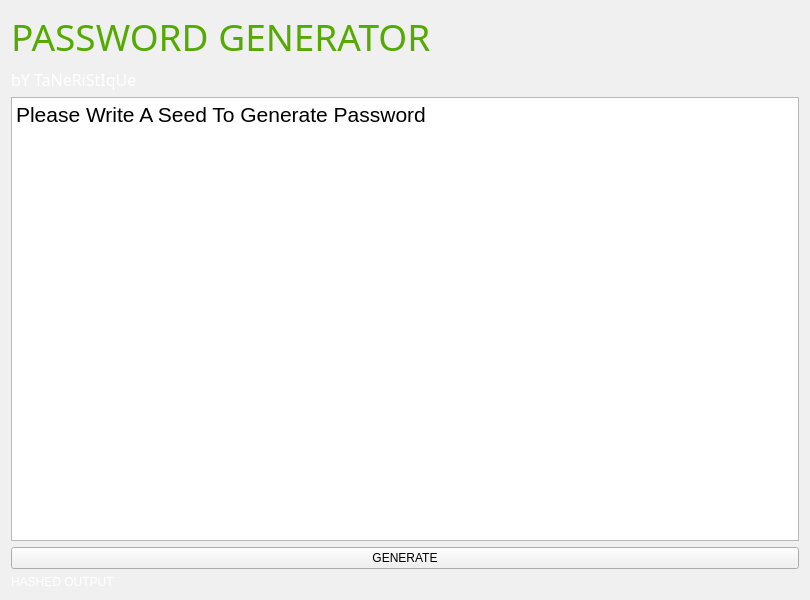
Taneristique/PasswordGenerator, file widget.ui: the form before one commit.
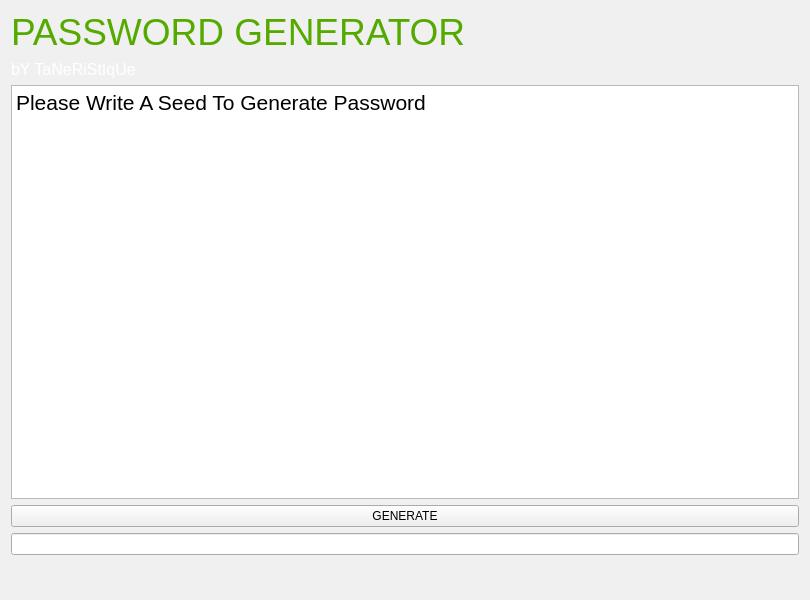
The form after the commit. Icons and pictures are not drawn.

```diff
--- a/widget.ui
+++ b/widget.ui
@@ -25,9 +25,9 @@
      <colorrole role="Button">
       <brush brushstyle="SolidPattern">
        <color alpha="255">
-        <red>240</red>
-        <green>240</green>
-        <blue>240</blue>
+        <red>255</red>
+        <green>255</green>
+        <blue>255</blue>
        </color>
       </brush>
      </colorrole>
@@ -167,7 +167,7 @@
       </brush>
      </colorrole>
      <colorrole role="NoRole">
-      <brush brushstyle="NoBrush">
+      <brush brushstyle="SolidPattern">
        <color alpha="255">
         <red>0</red>
         <green>0</green>
@@ -407,9 +407,9 @@
      <colorrole role="Button">
       <brush brushstyle="SolidPattern">
        <color alpha="255">
-        <red>240</red>
-        <green>240</green>
-        <blue>240</blue>
+        <red>255</red>
+        <green>255</green>
+        <blue>255</blue>
        </color>
       </brush>
      </colorrole>
@@ -636,7 +636,6 @@
      </property>
      <property name="font">
       <font>
-       <family>Lucida Fax</family>
        <pointsize>28</pointsize>
        <bold>false</bold>
       </font>
@@ -650,7 +649,6 @@
     <widget class="QLabel" name="label_3">
      <property name="font">
       <font>
-       <family>Lucida Handwriting</family>
        <pointsize>12</pointsize>
       </font>
      </property>
@@ -682,6 +680,9 @@
      </property>
     </widget>
    </item>
+   <item>
+    <widget class="QLineEdit" name="lineEdit"/>
+   </item>
    <item>
     <widget class="QLabel" name="label_2">
      <property name="palette">
@@ -1103,7 +1104,7 @@
       <set>Qt::ImhHiddenText</set>
      </property>
      <property name="text">
-      <string>&lt;html&gt;&lt;head/&gt;&lt;body&gt;&lt;p&gt;&lt;span style=&quot; color:#ffffff;&quot;&gt; HASHED OUTPUT&lt;/span&gt;&lt;/p&gt;&lt;/body&gt;&lt;/html&gt;</string>
+      <string>&lt;html&gt;&lt;head/&gt;&lt;body&gt;&lt;p&gt;&lt;span style=&quot; color:#ffffff;&quot;&gt;&lt;br/&gt;&lt;/span&gt;&lt;/p&gt;&lt;/body&gt;&lt;/html&gt;</string>
      </property>
      <property name="textInteractionFlags">
       <set>Qt::LinksAccessibleByMouse|Qt::TextEditable</set>
```
